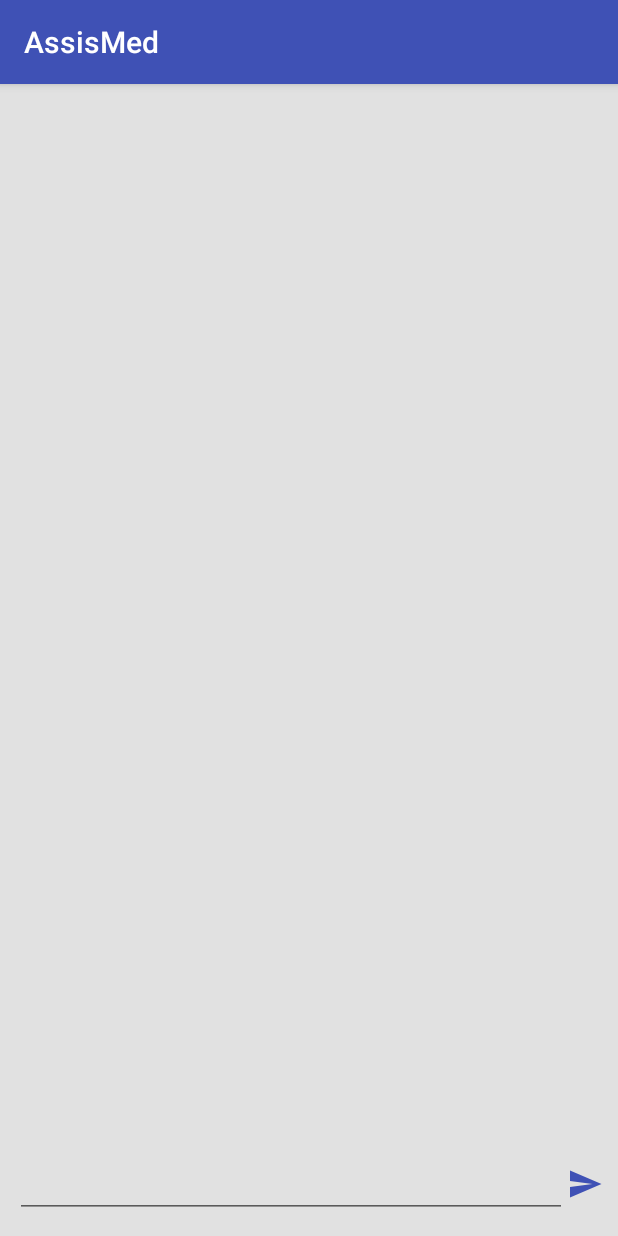
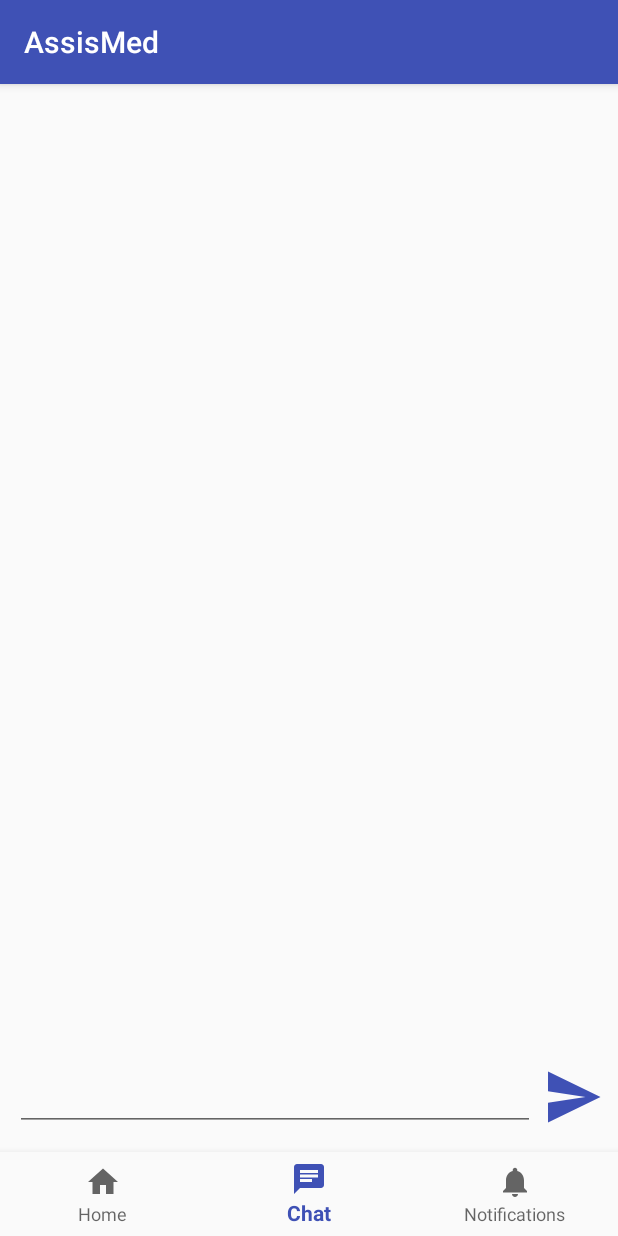
Before and after one commit to LaQuay/AssisMed, an Android app: the screen it shows after launch (MainActivity), item 2 of the bottom bar chosen, on a phone screen of 412 x 824 dp. Run offline under Robolectric (Android 15) with nearby library versions, the phone set to English and light mode, and no system bars; libraries missing offline, so code that uses them is left out: com.ciscospark.androidsdk, com.karumi.dexter, com.webex.wseclient; 5 statements that could not run were skipped.

Commit message:
Fixing visual Chat

```diff
--- a/android/app/src/main/java/dev/mese/lauzhack/a2017/assismed/ChatFragment.java
+++ b/android/app/src/main/java/dev/mese/lauzhack/a2017/assismed/ChatFragment.java
@@ -20,8 +20,8 @@ public class ChatFragment extends Fragment {
     public static final String TAG = ChatFragment.class.getSimpleName();
     public static ArrayList<ChatMessage> chatlist;
     public static ChatAdapter chatAdapter;
-    ListView msgListView;
     private View rootview;
+    private ListView msgListView;
     private EditText msg_edittext;
     private String user1 = "khushi", user2 = "khushi1";
     private Random random;
@@ -45,7 +45,6 @@ public class ChatFragment extends Fragment {
                 switch (v.getId()) {
                     case R.id.sendMessageButton:
                         sendTextMessage(v);
-
                 }
             }
         });
@@ -59,10 +58,6 @@ public class ChatFragment extends Fragment {
         msgListView.setAdapter(chatAdapter);
 
         return rootview;
-    }
-
-    @Override
-    public void onSaveInstanceState(Bundle outState) {
     }
 
     public void sendTextMessage(View v) {
--- a/android/app/src/main/java/dev/mese/lauzhack/a2017/assismed/HomeFragment.java
+++ b/android/app/src/main/java/dev/mese/lauzhack/a2017/assismed/HomeFragment.java
@@ -90,7 +90,6 @@ public class HomeFragment extends Fragment implements SparkController.PhoneRegis
     private void connectSparkOAuth() {
         final OAuthWebViewAuthenticator authenticator = SparkController.getInstance().getOAuthAuthenticator();
         if (!authenticator.isAuthorized()) {
-            changeFlowState(FlowState.LOGIN);
             authenticator.authorize(webView, new CompletionHandler<Void>() {
                 @Override
                 public void onComplete(Result<Void> result) {
@@ -173,7 +172,7 @@ public class HomeFragment extends Fragment implements SparkController.PhoneRegis
         changeFlowState(FlowState.WAITING);
     }
 
-    public enum FlowState {
+    private enum FlowState {
         LOGIN,
         WAITING,
         CALLING
--- a/android/app/src/main/res/layout/fragment_chat.xml
+++ b/android/app/src/main/res/layout/fragment_chat.xml
@@ -1,42 +1,40 @@
-<RelativeLayout xmlns:android="http://schemas.android.com/apk/res/android"
+<?xml version="1.0" encoding="utf-8"?>
+<LinearLayout xmlns:android="http://schemas.android.com/apk/res/android"
     android:layout_width="match_parent"
     android:layout_height="match_parent"
-    android:background="#e1e1e1"
     android:orientation="vertical"
-    android:padding="10dp">
+    android:paddingBottom="70dp">
 
     <ListView
         android:id="@+id/msgListView"
-        android:layout_width="wrap_content"
-        android:layout_height="wrap_content"
-        android:layout_above="@+id/form"
+        android:layout_width="match_parent"
+        android:layout_height="match_parent"
+        android:layout_weight="4"
         android:divider="@null"
-        android:dividerHeight="0dp"
-        android:paddingBottom="10dp" />
+        android:dividerHeight="0dp" />
 
     <LinearLayout
         android:id="@+id/form"
         android:layout_width="match_parent"
         android:layout_height="wrap_content"
-        android:layout_alignParentBottom="true"
-        android:layout_alignParentStart="true"
+        android:layout_marginLeft="10dp"
+        android:layout_marginRight="10dp"
         android:gravity="center_vertical"
-        android:orientation="horizontal"
-        android:paddingBottom="2dp">
+        android:orientation="horizontal">
 
         <EditText
             android:id="@+id/messageEditText"
             android:layout_width="0dp"
             android:layout_height="wrap_content"
-            android:layout_weight="1"
-            android:ems="10"
-            android:maxHeight="80dp" />
+            android:layout_marginRight="5dp"
+            android:layout_weight="1" />
 
         <ImageButton
             android:id="@+id/sendMessageButton"
             android:layout_width="wrap_content"
-            android:layout_height="wrap_content"
+            android:layout_height="match_parent"
             android:adjustViewBounds="true"
-            android:background="@drawable/ic_send_black_24dp" />
+            android:background="@drawable/ic_send_black_24dp"
+            android:padding="20dp" />
     </LinearLayout>
-</RelativeLayout>
+</LinearLayout>
--- a/android/app/src/main/res/layout/fragment_home.xml
+++ b/android/app/src/main/res/layout/fragment_home.xml
@@ -1,8 +1,7 @@
 <?xml version="1.0" encoding="utf-8"?>
 <RelativeLayout xmlns:android="http://schemas.android.com/apk/res/android"
     android:layout_width="match_parent"
-    android:layout_height="match_parent"
-    android:orientation="vertical">
+    android:layout_height="match_parent">
 
     <WebView
         android:id="@+id/webview"
```
